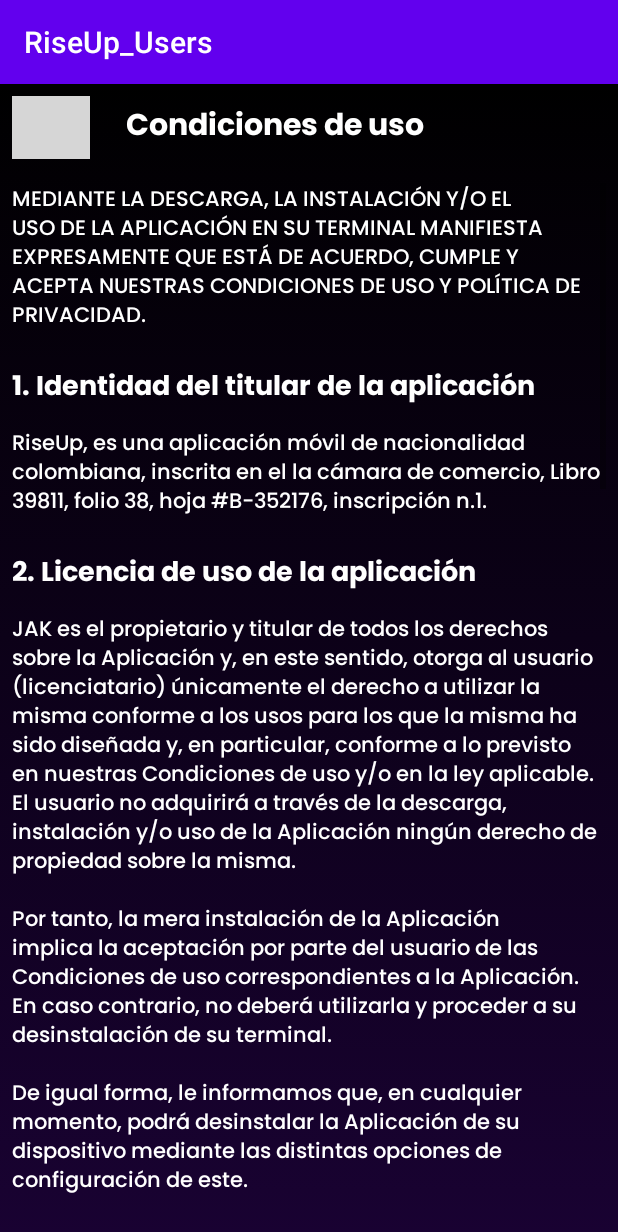
After one commit to foltrest2/RiseUp_Users, an Android app: the ConfigUsageConditionsActivity screen opened directly, with no data from a screen before it, on a phone screen of 412 x 824 dp. The commit adds this screen. Shown: the top 1232 px of the screen. Run offline under Robolectric (Android 15) with nearby library versions, the light colour scheme and no system bars; grey boxes are pictures that could not be loaded.

Commit message:
ConfigUsageConditionsActivity done

```diff
--- a/app/src/main/AndroidManifest.xml
+++ b/app/src/main/AndroidManifest.xml
@@ -13,6 +13,9 @@
         android:supportsRtl="true"
         android:theme="@style/Theme.RiseUp_Users"
         tools:targetApi="31">
+        <activity
+            android:name=".view.ConfigUsageConditionsActivity"
+            android:exported="false" />
         <activity
             android:name=".view.ConfigPoliticInformationActivity"
             android:exported="false" />
--- a/app/src/main/java/com/riseup/riseup_users/view/ConfigInformationActivity.kt
+++ b/app/src/main/java/com/riseup/riseup_users/view/ConfigInformationActivity.kt
@@ -3,6 +3,7 @@
 import android.content.Intent
 import androidx.appcompat.app.AppCompatActivity
 import android.os.Bundle
+import android.widget.Toast
 import com.riseup.riseup_users.databinding.ActivityConfigInformationBinding
 
 class ConfigInformationActivity : AppCompatActivity() {
@@ -20,5 +21,13 @@
         binding.politicaPrivConstraint.setOnClickListener {
             startActivity(Intent(this@ConfigInformationActivity, ConfigPoliticInformationActivity::class.java))
         }
+        binding.condUsoConstraint.setOnClickListener {
+            startActivity(Intent(this@ConfigInformationActivity, ConfigUsageConditionsActivity::class.java))
+        }
+        binding.bibCodAbirConstraint.setOnClickListener {
+            Toast.makeText(this@ConfigInformationActivity,"Información no disponible",Toast.LENGTH_SHORT).show()
+        }
+
+
     }
 }
--- /dev/null
+++ b/app/src/main/java/com/riseup/riseup_users/view/ConfigUsageConditionsActivity.kt
@@ -0,0 +1,23 @@
+package com.riseup.riseup_users.view
+
+import android.content.Intent
+import androidx.appcompat.app.AppCompatActivity
+import android.os.Bundle
+import com.riseup.riseup_users.databinding.ActivityConfigUsageConditionsBinding
+
+class ConfigUsageConditionsActivity : AppCompatActivity() {
+
+    private lateinit var binding : ActivityConfigUsageConditionsBinding
+
+    override fun onCreate(savedInstanceState: Bundle?) {
+        super.onCreate(savedInstanceState)
+        binding = ActivityConfigUsageConditionsBinding.inflate(layoutInflater)
+        setContentView(binding.root)
+
+
+        binding.backUsageConditionsBtn.setOnClickListener {
+            startActivity(Intent(this@ConfigUsageConditionsActivity, ConfigInformationActivity::class.java))
+        }
+
+    }
+}
--- /dev/null
+++ b/app/src/main/res/layout/activity_config_usage_conditions.xml
@@ -0,0 +1,149 @@
+<?xml version="1.0" encoding="utf-8"?>
+<androidx.constraintlayout.widget.ConstraintLayout xmlns:android="http://schemas.android.com/apk/res/android"
+    xmlns:app="http://schemas.android.com/apk/res-auto"
+    xmlns:tools="http://schemas.android.com/tools"
+    android:layout_width="match_parent"
+    android:layout_height="match_parent"
+    android:background="@drawable/linear_gradient_background"
+    tools:context=".view.ConfigUsageConditionsActivity">
+
+    <androidx.constraintlayout.widget.ConstraintLayout
+        android:id="@+id/constraintLayout"
+        android:layout_width="0dp"
+        android:layout_height="42dp"
+        android:layout_marginTop="8dp"
+        app:layout_constraintEnd_toEndOf="parent"
+        app:layout_constraintStart_toStartOf="parent"
+        app:layout_constraintTop_toTopOf="parent">
+
+        <ImageButton
+            android:id="@+id/backUsageConditionsBtn"
+            style="@style/BackArrowButton"
+            android:layout_width="52dp"
+            android:layout_height="0dp"
+            android:layout_marginStart="8dp"
+            app:layout_constraintBottom_toBottomOf="parent"
+            app:layout_constraintStart_toStartOf="parent"
+            app:layout_constraintTop_toTopOf="parent"
+            app:srcCompat="@drawable/arrowback" />
+
+        <TextView
+            android:id="@+id/usageCondTV"
+            style="@style/PoppinsBold_20"
+            android:layout_width="0dp"
+            android:layout_height="wrap_content"
+            android:layout_marginStart="24dp"
+            android:text="@string/condUso"
+            app:layout_constraintBottom_toBottomOf="parent"
+            app:layout_constraintEnd_toEndOf="parent"
+            app:layout_constraintStart_toEndOf="@+id/backUsageConditionsBtn"
+            app:layout_constraintTop_toTopOf="@+id/backUsageConditionsBtn" />
+    </androidx.constraintlayout.widget.ConstraintLayout>
+
+    <ScrollView
+        android:layout_width="0dp"
+        android:layout_height="0dp"
+        android:layout_marginStart="8dp"
+        android:layout_marginTop="16dp"
+        android:layout_marginEnd="8dp"
+        android:layout_marginBottom="8dp"
+        app:layout_constraintBottom_toBottomOf="parent"
+        app:layout_constraintEnd_toEndOf="parent"
+        app:layout_constraintStart_toStartOf="parent"
+        app:layout_constraintTop_toBottomOf="@+id/constraintLayout">
+
+        <LinearLayout
+            android:layout_width="match_parent"
+            android:layout_height="wrap_content"
+            android:orientation="vertical" >
+
+            <TextView
+                android:id="@+id/infoDescargaUsoTV"
+                style="@style/PoppinsMed_14"
+                android:layout_width="match_parent"
+                android:layout_height="wrap_content"
+                android:text="@string/infoDescargaCondUso" />
+
+            <TextView
+                android:id="@+id/condUsoTitulo1TV"
+                style="@style/PoppinsBold_18"
+                android:layout_width="match_parent"
+                android:layout_height="wrap_content"
+                android:layout_marginTop="20dp"
+                android:text="@string/condUsoTitulo1" />
+
+            <TextView
+                android:id="@+id/condUsoParr1"
+                style="@style/PoppinsMed_14"
+                android:layout_width="match_parent"
+                android:layout_height="wrap_content"
+                android:layout_marginTop="10dp"
+                android:text="@string/condUsoInfo1" />
+
+            <TextView
+                android:id="@+id/condUsoTitulo2TV"
+                style="@style/PoppinsBold_18"
+                android:layout_width="match_parent"
+                android:layout_height="wrap_content"
+                android:layout_marginTop="20dp"
+                android:text="@string/condUsoTitulo2" />
+
+            <TextView
+                android:id="@+id/condUsoParr2"
+                style="@style/PoppinsMed_14"
+                android:layout_width="match_parent"
+                android:layout_height="wrap_content"
+                android:layout_marginTop="10dp"
+                android:text="@string/condUsoInfo2" />
+
+            <TextView
+                android:id="@+id/condUsoTitulo3TV"
+                style="@style/PoppinsBold_18"
+                android:layout_width="match_parent"
+                android:layout_height="wrap_content"
+                android:layout_marginTop="20dp"
+                android:text="@string/condUsoTitulo3" />
+
+            <TextView
+                android:id="@+id/condUsoParr3"
+                style="@style/PoppinsMed_14"
+                android:layout_width="match_parent"
+                android:layout_height="wrap_content"
+                android:layout_marginTop="10dp"
+                android:text="@string/condUsoInfo3" />
+
+            <TextView
+                android:id="@+id/condUsoTitulo4TV"
+                style="@style/PoppinsBold_18"
+                android:layout_width="match_parent"
+                android:layout_height="wrap_content"
+                android:layout_marginTop="20dp"
+                android:text="@string/condUsoTitulo4" />
+
+            <TextView
+                android:id="@+id/condUsoParr4"
+                style="@style/PoppinsMed_14"
+                android:layout_width="match_parent"
+                android:layout_height="wrap_content"
+                android:layout_marginTop="10dp"
+                android:text="@string/condUsoInfo4" />
+
+            <TextView
+                android:id="@+id/condUsoTitulo5TV"
+                style="@style/PoppinsBold_18"
+                android:layout_width="match_parent"
+                android:layout_height="wrap_content"
+                android:layout_marginTop="20dp"
+                android:text="@string/condUsoTitulo5" />
+
+            <TextView
+                android:id="@+id/condUsoParr5"
+                style="@style/PoppinsMed_14"
+                android:layout_width="match_parent"
+                android:layout_height="wrap_content"
+                android:layout_marginTop="10dp"
+                android:text="@string/condUsoInfo5" />
+        </LinearLayout>
+    </ScrollView>
+
+</androidx.constraintlayout.widget.ConstraintLayout>
--- a/app/src/main/res/values/strings.xml
+++ b/app/src/main/res/values/strings.xml
@@ -36,7 +36,7 @@
     <string name="registerWithTV">Registrate con</string>
 
     <string name="correoIndicativo">Dirección de correo electrónico</string>
-    <string name="kamcak"><b>kamcak@hotmail.es</b></string>
+    <string name="kamcak">kamcak@hotmail.es</string>
     <string name="telInfo">Número de teléfono</string>
     <string name="tel">+573104101801</string>
     <string name="sexoInfo">Sexo</string>
@@ -88,7 +88,7 @@
     <string name="infoNotifiSMS">Es posible que te enviemos notificaciones\n por SMS con fines de seguridad\n e inicio de sesión.</string>
     <string name="cambiar_contrasena">Cambiar contraseña</string>
     <string name="ingresar_cod_verif">Ingresar código de verificación</string>
-    <string name="change_pass_instructions">Ingresa el código que te enviamos al\ncorreo kamcak@hotmail.es</string>
+    <string name="change_pass_instructions">Ingresa el código que te enviamos al\ncorreo <b>kamcak@hotmail.es</b></string>
     <string name="verificar">Verificar</string>
     <string name="reenviar_cod">Reenviar código</string>
     <string name="notepreocupes">No te preocupes, no será público</string>
@@ -103,6 +103,17 @@
     <string name="politicInfoParrafo2">Utilizamos herramientas de análisis de terceros que nos ayudan a medir el tráfico y las tendencias de uso del Servicio. Estas herramientas recopilan la información que envió tu dispositivo o nuestro Servicio, incluidas las páginas web que visites, los complementos y otra información que nos ayude a mejorar el Servicio. Recopilamos y utilizamos esta información de análisis con información de análisis de otros Usuarios, por lo que no puede utilizarse razonablemente para identificar a cualquier Usuario individual en particular.</string>
     <string name="politicaTitulo3">3. Divulgación de tus datos personales</string>
     <string name="politicInfoParrafo3">No procederemos al alquiler o venta de la información que nos proporciones a terceros que no sean RiseUp (o el grupo de empresas del que forma parte RiseUp) sin tu consentimiento, excepto en los términos estipulados en esta Política.</string>
+    <string name="infoDescargaCondUso">MEDIANTE LA DESCARGA, LA INSTALACIÓN Y/O EL USO DE LA APLICACIÓN EN SU TERMINAL MANIFIESTA EXPRESAMENTE QUE ESTÁ DE ACUERDO, CUMPLE Y ACEPTA NUESTRAS CONDICIONES DE USO Y POLÍTICA DE PRIVACIDAD.</string>
+    <string name="condUsoTitulo1">1. Identidad del titular de la aplicación</string>
+    <string name="condUsoInfo1">RiseUp, es una aplicación móvil de nacionalidad colombiana, inscrita en el la cámara de comercio, Libro 39811, folio 38, hoja #B-352176, inscripción n.1.</string>
+    <string name="condUsoTitulo2">2. Licencia de uso de la aplicación</string>
+    <string name="condUsoInfo2">JAK es el propietario y titular de todos los derechos sobre la Aplicación y, en este sentido, otorga al usuario (licenciatario) únicamente el derecho a utilizar la misma conforme a los usos para los que la misma ha sido diseñada y, en particular, conforme a lo previsto en nuestras Condiciones de uso y/o en la ley aplicable. El usuario no adquirirá a través de la descarga, instalación y/o uso de la Aplicación ningún derecho de propiedad sobre la misma.\n\nPor tanto, la mera instalación de la Aplicación implica la aceptación por parte del usuario de las Condiciones de uso correspondientes a la Aplicación. En caso contrario, no deberá utilizarla y proceder a su desinstalación de su terminal.\n\nDe igual forma, le informamos que, en cualquier momento, podrá desinstalar la Aplicación de su dispositivo mediante las distintas opciones de configuración de este.\n\nAunque la Aplicación pueda ser accesible desde fuera de Colombia, entiende y comparte que ésta está pensada para ser utilizada por cualquier persona física que cumpla las presentes Condiciones, en cualquier país o jurisdicción en los que su uso no sea contrario a las leyes o normativas locales vigentes en cada momento.\n</string>
+    <string name="condUsoTitulo3">3. Aceptación del usuario</string>
+    <string name="condUsoInfo3">Estas Condiciones de Uso (en adelante Aviso Legal) regulan el acceso y utilización de la aplicación (en adelante la “Aplicación”) que LA COMPAÑÍA pone a disposición de los usuarios de Internet. El acceso a la misma implica la aceptación sin reservas del presente Aviso Legal.\n\nLA COMPAÑÍA puede ofrecer a través de la aplicación, servicios que podrán encontrarse sometidos a unas condiciones particulares propias sobre las cuales se informará al Usuario en cada caso concreto.\n\nLa Aplicación puede evolucionar y, por ello, la forma o naturaleza de la misma puede cambiar de un momento a otro sin que se le haya notificado con antelación tal cambio. Asimismo, LA COMPAÑÍA puede interrumpir (de forma temporal o permanente) la utilización de la Aplicación (o cualquiera de las características de la Aplicación) a usted o a todos los usuarios en general y, en estas circunstancias, es posible que LA COMPAÑÍA no pueda notificarle este hecho con antelación.</string>
+    <string name="condUsoTitulo4">4. Acceso a la aplicación</string>
+    <string name="condUsoInfo4">LA COMPAÑÍA adopta las medidas técnicas y organizativas necesarias para garantizar la protección de los datos de carácter personal y evitar su alteración, pérdida, tratamiento y/o acceso no autorizado, habida cuenta del estado de la técnica, la naturaleza de los datos almacenados y los riesgos a que están expuestos, todo ello, conforme a lo establecido por la legislación colombiana de Protección de Datos de Carácter Personal.\n\nLA COMPAÑÍA no se hace responsable frente a los Usuarios, por la revelación de sus datos personales a terceros que no sea debida a causas directamente imputables a LA COMPAÑÍA, ni por el uso que de tales datos hagan terceros ajenos a LA COMPAÑÍA.</string>
+    <string name="condUsoTitulo5">5. Uso correcto de la aplicación</string>
+    <string name="condUsoInfo5">El Usuario se compromete a utilizar la aplicación, los contenidos y servicios de conformidad con la Ley, el presente Aviso Legal, las buenas costumbres y el orden público. Del mismo modo el Usuario se obliga a no utilizar la aplicación sus contenidos o los servicios que se presten a través de ésta con fines o efectos ilícitos o contrarios al contenido del presente Aviso Legal, lesivos de los intereses o derechos de terceros, o que de cualquier forma pueda dañar, inutilizar, hacer inaccesibles o deteriorar la aplicación, sus contenidos o sus servicios o impedir un normal disfrute de la misma por otros Usuarios.\n\nAsimismo, el Usuario se compromete expresamente a no destruir, alterar, inutilizar o, de cualquier otra forma, dañar los datos, programas o documentos electrónicos que se encuentren en la aplicación.\n\nEl Usuario se compromete a no obstaculizar el acceso de otros Usuarios mediante el consumo masivo de los recursos informáticos a través de los cuales LA COMPAÑÍA presta el servicio, así como realizar acciones que dañen, interrumpan o generen errores en dichos sistemas o servicios.\n\nEl Usuario se compromete a no introducir programas, virus, macros, applets, controles ActiveX o cualquier otro dispositivo lógico o secuencia de caracteres que causen o sean susceptibles de causar cualquier tipo de alteración en los sistemas informáticos de LA COMPAÑÍA o de terceros.</string>
 
 
 </resources>
```
